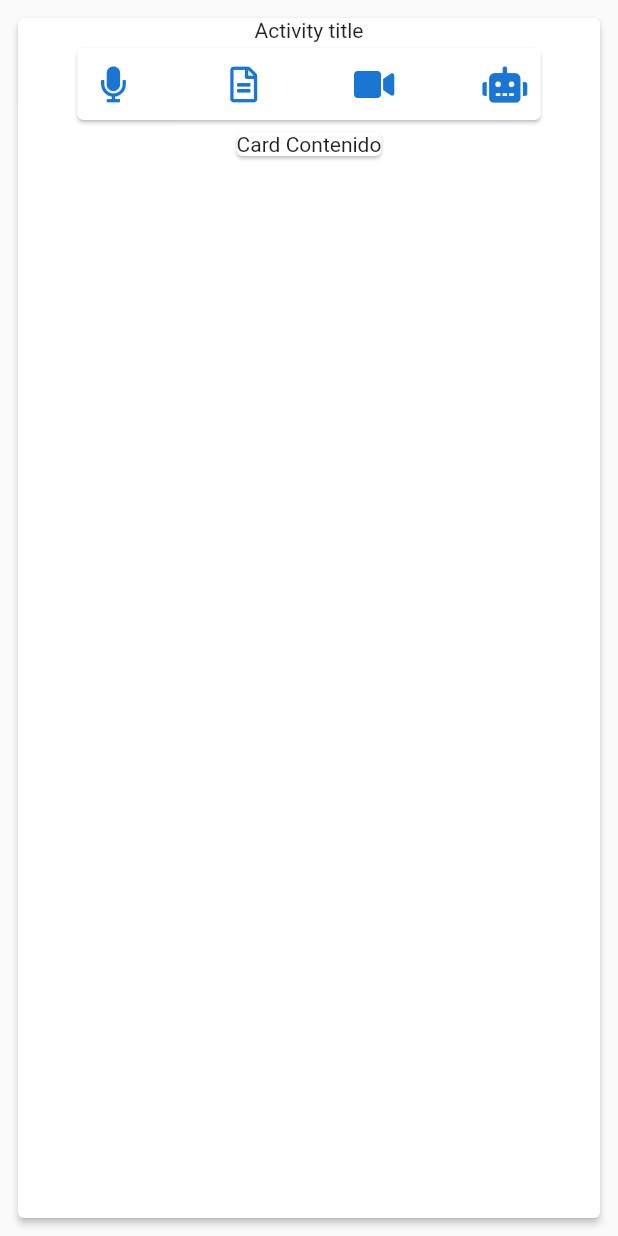
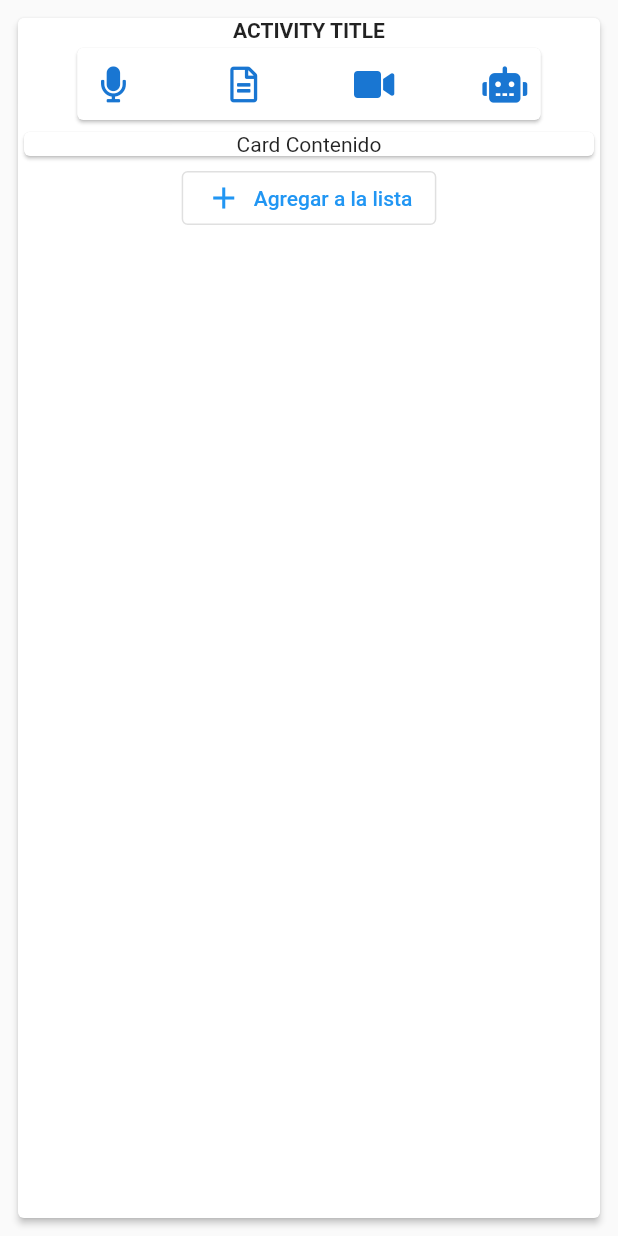
Before and after one commit to nehemiasmunoz/CDA, a Flutter app: the BasicActivity widget shown alone on an empty page, opened directly, on a phone screen of 412 x 824 dp. Run offline on Flutter 3.47's test engine with Material 2 defaults, Android fonts, the phone set to English and light mode, and no system bars; our stand-ins replace font_awesome_flutter.

Commit message:
[ADDED] nueva pantalla preview de las actividades
[ADDED ] template de actividad basica

```diff
--- a/lib/screen/activities/templates/basic_activity_template.dart
+++ b/lib/screen/activities/templates/basic_activity_template.dart
@@ -15,10 +15,33 @@ class BasicActivity extends StatelessWidget {
           width: size.width * 1,
           child: Column(
             children: [
-              Text('Activity title'),
+              Text(
+                //TODO: remplazar con titulo de actividad bd
+                'Activity title'.toUpperCase(),
+                style: TextStyle(
+                  fontSize: 14.0,
+                  fontWeight: FontWeight.bold,
+                  leadingDistribution: TextLeadingDistribution.proportional,
+                ),
+              ),
+              //TODO: enviar tipos de aprendizajes que acepta la actividad
               EvidenceTypeBar(),
               Card(
-                child: Text('Card Contenido'),
+                child: Container(
+                  width: size.width * 1,
+                  child: Column(
+                    children: [
+                      // TODO: Falta crear estructura del contenido
+                      Text('Card Contenido'),
+                    ],
+                  ),
+                ),
+              ),
+              OutlinedButton.icon(
+                // permitira agregar la actividad actual a una lista de actividades pendientes
+                onPressed: () {},
+                icon: Icon(Icons.add),
+                label: Text('Agregar a la lista'),
               )
             ],
           ),
```
Also changed, not shown: lib/main.dart (+7 -6 lines), lib/screen/activities/activities_screen.dart (+71 -2 lines), lib/screen/activities/preview_activity_model.dart (added, +22 -0 lines).
